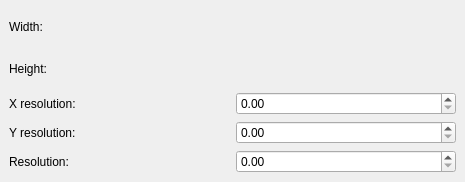
First picture: the form in krita/ui/forms/wdg_resolution.ui, repository KDE/krita, before the edit.
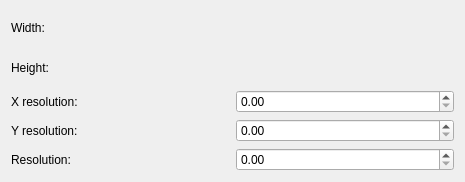
Second picture: the form after the edit.

Commit message:
Remove any hardcoding of spaces to 6 and margins to 9/11 in Krita's UI

thanks boud for review

```diff
--- a/krita/ui/forms/wdg_resolution.ui
+++ b/krita/ui/forms/wdg_resolution.ui
@@ -13,12 +13,6 @@
    <string>Image Resolution</string>
   </property>
   <layout class="QVBoxLayout" >
-   <property name="margin" >
-    <number>9</number>
-   </property>
-   <property name="spacing" >
-    <number>6</number>
-   </property>
    <item>
     <widget class="QLabel" name="lblWidth" >
      <property name="text" >
@@ -38,9 +32,6 @@
      <property name="margin" >
       <number>0</number>
      </property>
-     <property name="spacing" >
-      <number>6</number>
-     </property>
      <item>
       <widget class="QLabel" name="lblImageXRes" >
        <property name="text" >
@@ -58,9 +49,6 @@
      <property name="margin" >
       <number>0</number>
      </property>
-     <property name="spacing" >
-      <number>6</number>
-     </property>
      <item>
       <widget class="QLabel" name="lblYResolution" >
        <property name="text" >
@@ -78,9 +66,6 @@
      <property name="margin" >
       <number>0</number>
      </property>
-     <property name="spacing" >
-      <number>6</number>
-     </property>
      <item>
       <widget class="QLabel" name="lblYResolution_3" >
        <property name="text" >
@@ -95,7 +80,6 @@
    </item>
   </layout>
  </widget>
- <layoutdefault spacing="6" margin="11" />
  <customwidgets>
   <customwidget>
    <class>QDoubleSpinBox</class>
```
The commit also changes 62 other files.
